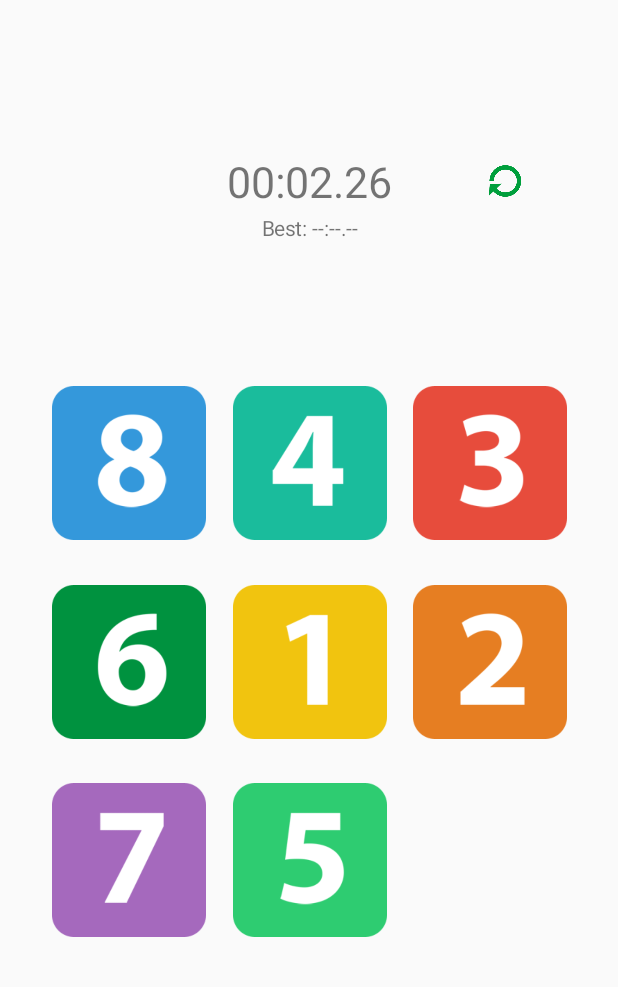
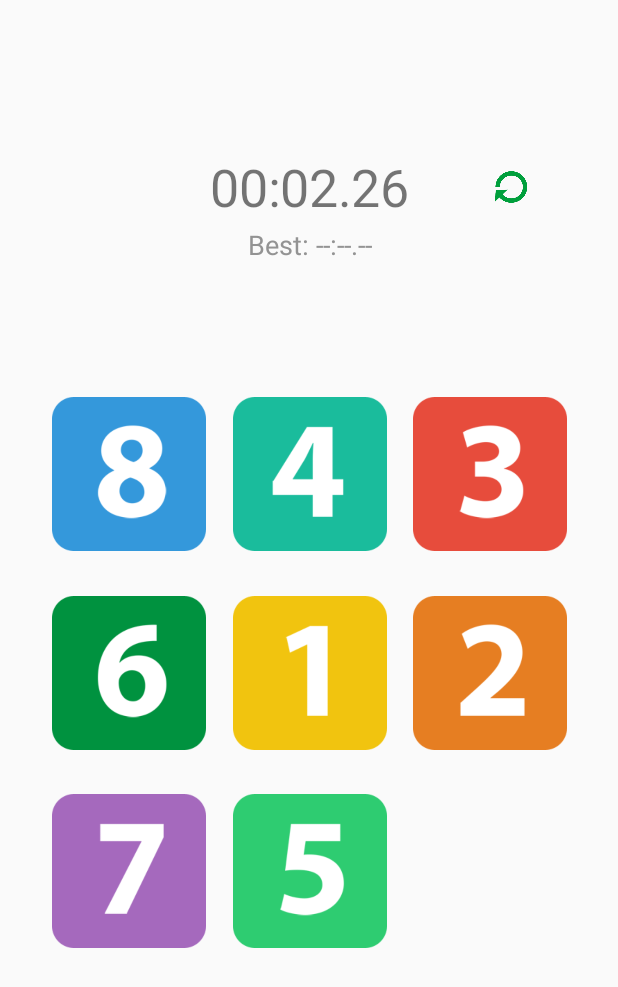
Before and after one commit to caoxulai/Eight, an Android app: the screen it shows after launch (MainActivity), after a tap on "Start Game", on a phone screen of 412 x 824 dp. Shown: the top 987 px of the screen. Run offline under Robolectric (Android 15) with nearby library versions, the phone set to English and light mode, and no system bars; our stand-ins replace AdMob; 1 statement that could not run was skipped.

Commit message:
Resize some textView, new release

```diff
--- a/app/build.gradle
+++ b/app/build.gradle
@@ -2,7 +2,7 @@ apply plugin: 'com.android.application'
 
 def versionMajor = 1
 def versionMinor = 1
-def versionPatch = 0
+def versionPatch = 1
 
 android {
     compileSdkVersion 22
--- a/app/src/main/res/layout/fragment_game_v2.xml
+++ b/app/src/main/res/layout/fragment_game_v2.xml
@@ -27,8 +27,8 @@
             android:id="@+id/timerValue"
             android:layout_width="wrap_content"
             android:layout_height="wrap_content"
-            android:text="@string/timerVal"
-            android:textSize="25sp"
+            android:text="@string/timer_val"
+            android:textSize="30sp"
             app:layout_constraintBottom_toBottomOf="parent"
             app:layout_constraintEnd_toEndOf="parent"
             app:layout_constraintStart_toStartOf="parent"
@@ -51,8 +51,9 @@
             android:id="@+id/localBest"
             android:layout_width="wrap_content"
             android:layout_height="wrap_content"
-            android:text="@string/personalBest"
-            android:textSize="12sp"
+            android:text="@string/local_best"
+            android:textSize="16sp"
+            android:textColor="#939393"
             app:layout_constraintBottom_toBottomOf="parent"
             app:layout_constraintEnd_toEndOf="parent"
             app:layout_constraintStart_toStartOf="parent"
--- a/app/src/main/res/layout/fragment_menu_v2.xml
+++ b/app/src/main/res/layout/fragment_menu_v2.xml
@@ -18,7 +18,7 @@
         android:layout_marginTop="8dp"
         android:text="Start Game"
         android:textAppearance="?android:attr/textAppearanceMedium"
-        android:textSize="28sp"
+        android:textSize="30sp"
         app:layout_constraintBottom_toBottomOf="parent"
         app:layout_constraintEnd_toEndOf="parent"
         app:layout_constraintStart_toStartOf="parent"
@@ -33,7 +33,7 @@
         android:layout_centerHorizontal="true"
         android:text="Ranking"
         android:textAppearance="?android:attr/textAppearanceMedium"
-        android:textSize="28sp"
+        android:textSize="30sp"
         app:layout_constraintBottom_toBottomOf="parent"
         app:layout_constraintEnd_toEndOf="parent"
         app:layout_constraintHorizontal_bias="0.5"
--- a/app/src/main/res/layout/fragment_ranking_v2.xml
+++ b/app/src/main/res/layout/fragment_ranking_v2.xml
@@ -30,7 +30,7 @@
             android:text="Ranking"
             android:textAppearance="?android:attr/textAppearanceLarge"
             android:textColor="@color/material_blue_grey_800"
-            android:textSize="25sp"
+            android:textSize="28sp"
             app:layout_constraintBottom_toBottomOf="parent"
             app:layout_constraintEnd_toEndOf="parent"
             app:layout_constraintStart_toStartOf="parent"
--- a/app/src/main/res/values/strings.xml
+++ b/app/src/main/res/values/strings.xml
@@ -4,8 +4,7 @@
     <string name="timer_val">00:00:00</string>
     <string name="banner_ad_unit_id_test">ca-app-pub-3940256099942544/6300978111</string>
     <string name="banner_ad_unit_id">ca-app-pub-4003093615668727/4011735469</string>
-
-    <string name="personalBest">Best: 00:00.00</string>
+    <string name="local_best">Best: 00:00.00</string>
 
 
 </resources>
```
